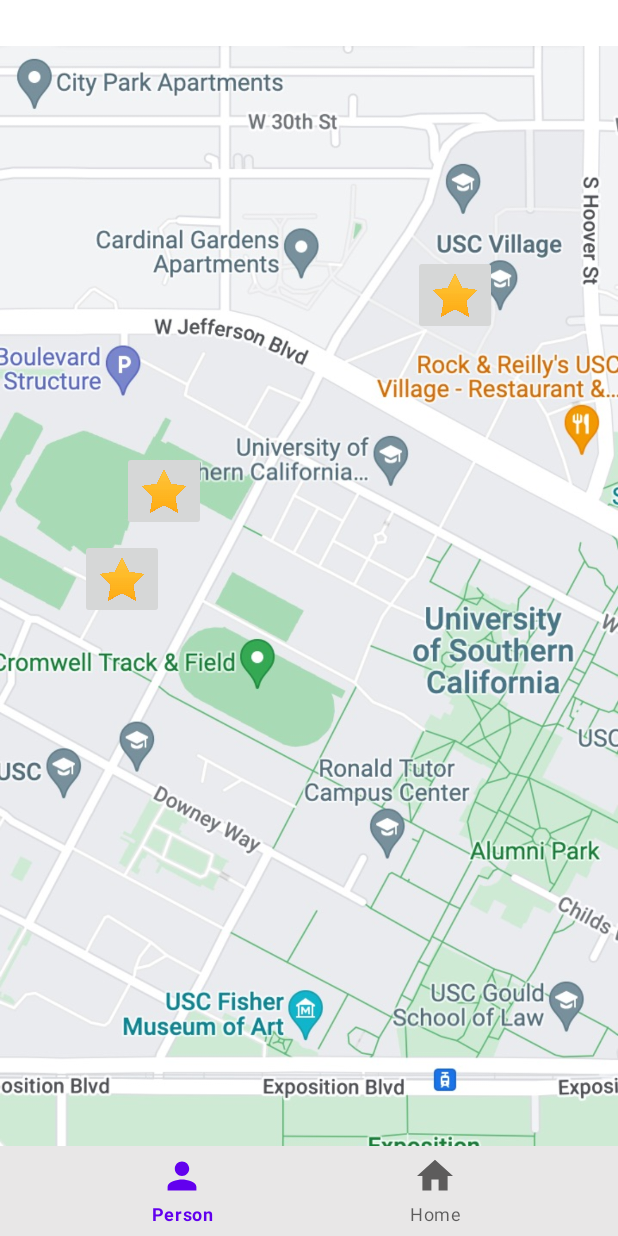
After one commit to zssee/USCRecApp, an Android app: the layout activity_home.xml on its own in the app's theme, with its tools: preview values and no code run, on a phone screen of 412 x 824 dp. The commit adds this screen. Run offline under Robolectric (Android 15) with nearby library versions, the phone set to English and light mode, and no system bars.

Commit message:
updated project 2.3

```diff
--- a/app/src/main/AndroidManifest.xml
+++ b/app/src/main/AndroidManifest.xml
@@ -10,10 +10,8 @@
         android:supportsRtl="true"
         android:theme="@style/Theme.USCRecApp">
         <activity
-            android:name=".map"
-            android:exported="false"
-            android:label="@string/title_activity_map"
-            android:theme="@style/Theme.USCRecApp.NoActionBar" />
+            android:name=".home"
+            android:exported="false" />
         <activity
             android:name=".LogIn"
             android:exported="false" />
--- a/app/src/main/java/com/example/uscrecapp/LogIn.java
+++ b/app/src/main/java/com/example/uscrecapp/LogIn.java
@@ -55,7 +55,7 @@ public class LogIn extends AppCompatActivity {
                                 if(task.getResult().size() != 0){
                                     // let user login
                                     String msg = username;
-                                    Intent sumNav = new Intent(view.getContext(),  map.class);
+                                    Intent sumNav = new Intent(view.getContext(),  SummaryPage.class);
                                     sumNav.putExtra("msg", msg);
                                     startActivity(sumNav);
                                 }
--- /dev/null
+++ b/app/src/main/res/layout/activity_home.xml
@@ -0,0 +1,76 @@
+<?xml version="1.0" encoding="utf-8"?>
+<androidx.constraintlayout.widget.ConstraintLayout xmlns:android="http://schemas.android.com/apk/res/android"
+    xmlns:app="http://schemas.android.com/apk/res-auto"
+    xmlns:tools="http://schemas.android.com/tools"
+    android:layout_width="match_parent"
+    android:layout_height="match_parent"
+    tools:context=".home">
+
+    <ImageView
+        android:id="@+id/imageView3"
+        android:layout_width="wrap_content"
+        android:layout_height="wrap_content"
+        android:scaleType="fitEnd"
+        app:layout_constraintBottom_toTopOf="@+id/relativeLayout"
+        app:layout_constraintEnd_toEndOf="parent"
+        app:layout_constraintHorizontal_bias="0.0"
+        app:layout_constraintStart_toStartOf="parent"
+        app:srcCompat="@drawable/gymmap" />
+
+    <ImageButton
+        android:id="@+id/lyonBtn"
+        android:layout_width="56dp"
+        android:layout_height="53dp"
+        android:scaleType="centerInside"
+        app:layout_constraintBottom_toBottomOf="parent"
+        app:layout_constraintEnd_toEndOf="parent"
+        app:layout_constraintHorizontal_bias="0.228"
+        app:layout_constraintStart_toStartOf="parent"
+        app:layout_constraintTop_toTopOf="parent"
+        app:layout_constraintVertical_bias="0.39"
+        app:srcCompat="@drawable/star" />
+
+    <ImageButton
+        android:id="@+id/uyBtn"
+        android:layout_width="56dp"
+        android:layout_height="53dp"
+        android:scaleType="centerInside"
+        app:layout_constraintBottom_toBottomOf="parent"
+        app:layout_constraintEnd_toEndOf="parent"
+        app:layout_constraintHorizontal_bias="0.149"
+        app:layout_constraintStart_toStartOf="parent"
+        app:layout_constraintTop_toTopOf="parent"
+        app:layout_constraintVertical_bias="0.466"
+        app:srcCompat="@drawable/star" />
+
+    <RelativeLayout
+        android:id="@+id/relativeLayout"
+        android:layout_width="match_parent"
+        android:layout_height="60dp"
+        app:layout_constraintBottom_toBottomOf="parent"
+        app:layout_constraintEnd_toEndOf="parent"
+        app:layout_constraintStart_toStartOf="parent">
+
+        <com.google.android.material.bottomnavigation.BottomNavigationView
+            android:id="@+id/bottomNav"
+            android:layout_width="match_parent"
+            android:layout_height="match_parent"
+            android:background="#E8E7E7"
+            app:menu="@menu/bottom_nav_menu" />
+    </RelativeLayout>
+
+    <ImageButton
+        android:id="@+id/villageBtn"
+        android:layout_width="56dp"
+        android:layout_height="53dp"
+        android:contentDescription="Village"
+        android:scaleType="centerInside"
+        app:layout_constraintBottom_toBottomOf="parent"
+        app:layout_constraintEnd_toEndOf="parent"
+        app:layout_constraintHorizontal_bias="0.774"
+        app:layout_constraintStart_toStartOf="parent"
+        app:layout_constraintTop_toTopOf="parent"
+        app:layout_constraintVertical_bias="0.221"
+        app:srcCompat="@drawable/star" />
+
+</androidx.constraintlayout.widget.ConstraintLayout>
```
Also changed, not shown: app/src/main/java/com/example/uscrecapp/BookingAdapter.java (+5 -4 lines), app/src/main/java/com/example/uscrecapp/First2Fragment.java (deleted, +0 -47 lines), app/src/main/java/com/example/uscrecapp/Second2Fragment.java (deleted, +0 -47 lines), app/src/main/java/com/example/uscrecapp/SummaryPage.java (+11 -8 lines), app/src/main/java/com/example/uscrecapp/gymSlots.java (+44 -9 lines), app/src/main/java/com/example/uscrecapp/home.java (added, +74 -0 lines), app/src/main/java/com/example/uscrecapp/map.java (deleted, +0 -48 lines), app/src/main/res/layout/activity_gym_slots.xml (+3 -9 lines), app/src/main/res/layout/activity_map2.xml (deleted, +0 -34 lines), app/src/main/res/layout/content_map2.xml (deleted, +0 -19 lines), app/src/main/res/layout/fragment_first2.xml (deleted, +0 -28 lines), app/src/main/res/layout/fragment_second2.xml (deleted, +0 -27 lines), app/src/main/res/drawable/gymmap.jpeg (added), app/src/main/res/drawable/star.png (added), 1 more files, 1 other file.
